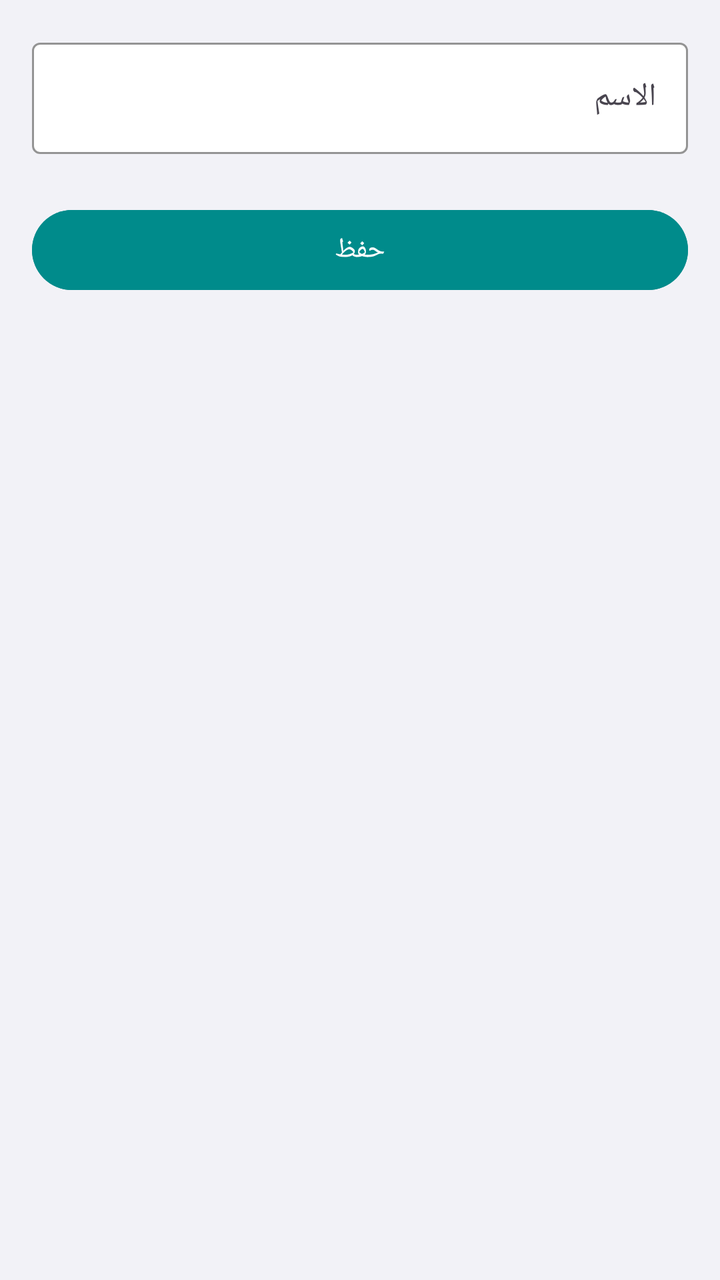
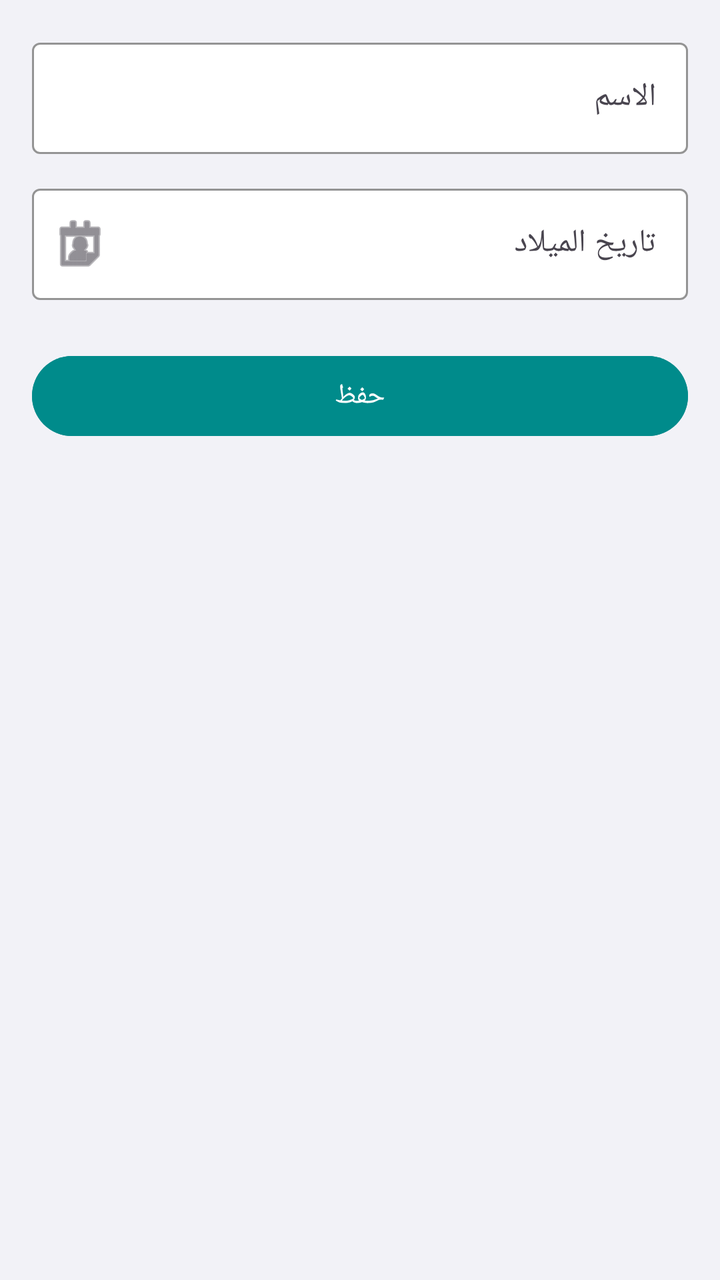

The first picture is an Android layout as it rendered before a commit; the second is the same layout after the commit. The layout source and the unified diff follow.
<!-- AndroidManifest.xml: application theme Theme.DragApp -->
<!-- res/layout/fragment_add_patient.xml -->
<?xml version="1.0" encoding="utf-8"?>
<ScrollView xmlns:android="http://schemas.android.com/apk/res/android"
    xmlns:app="http://schemas.android.com/apk/res-auto"
    android:layout_width="match_parent"
    android:layout_height="match_parent"
    android:fillViewport="true">

    <LinearLayout
        android:layout_width="match_parent"
        android:layout_height="wrap_content"
        android:orientation="vertical"
        android:padding="16dp">

        <com.google.android.material.textfield.TextInputLayout
            android:layout_width="match_parent"
            android:layout_height="wrap_content"
            android:hint="@string/patient_name"
            app:boxBackgroundColor="@color/ios_card"
            app:boxStrokeColor="@color/ios_primary"
            app:hintTextColor="@color/ios_primary">

            <com.google.android.material.textfield.TextInputEditText
                android:id="@+id/patient_name_input"
                android:layout_width="match_parent"
                android:layout_height="wrap_content"
                android:inputType="textPersonName" />
        </com.google.android.material.textfield.TextInputLayout>

        <com.google.android.material.button.MaterialButton
            android:id="@+id/btn_save_patient"
            android:layout_width="match_parent"
            android:layout_height="wrap_content"
            android:layout_marginTop="24dp"
            android:text="@string/save"
            android:backgroundTint="@color/ios_primary"
            android:textColor="@color/white" />
    </LinearLayout>
</ScrollView>
<!-- resources referenced by this layout -->
<resources>
  <color name="ios_card">#FFFFFF</color>
  <color name="ios_primary">#008B8B</color>
  <color name="white">#FFFFFFFF</color>
  <string name="patient_name">الاسم</string>
  <string name="save">حفظ</string>
  <style name="Theme.DragApp" parent="Base.Theme.DragApp" />
  <style name="Base.Theme.DragApp" parent="Theme.Material3.Light.NoActionBar">
          <item name="colorPrimary">@color/ios_primary</item>
          <item name="android:statusBarColor">@color/ios_primary</item>
          <item name="android:navigationBarColor">@color/ios_bg</item>
          <item name="android:windowBackground">@color/ios_bg</item>
      </style>
  <color name="ios_bg">#F2F2F7</color>
</resources>

<!-- the commit's change to res/layout/fragment_add_patient.xml (unified diff, before → after) -->
@@ -26,6 +26,26 @@
                 android:inputType="textPersonName" />
         </com.google.android.material.textfield.TextInputLayout>
 
+        <com.google.android.material.textfield.TextInputLayout
+            android:layout_width="match_parent"
+            android:layout_height="wrap_content"
+            android:layout_marginTop="12dp"
+            android:hint="تاريخ الميلاد"
+            app:boxBackgroundColor="@color/ios_card"
+            app:boxStrokeColor="@color/ios_primary"
+            app:hintTextColor="@color/ios_primary"
+            app:startIconDrawable="@android:drawable/ic_menu_my_calendar">
+
+            <com.google.android.material.textfield.TextInputEditText
+                android:id="@+id/patient_dob_input"
+                android:layout_width="match_parent"
+                android:layout_height="wrap_content"
+                android:clickable="true"
+                android:focusable="false"
+                android:inputType="none"
+                android:textColor="@color/ios_label" />
+        </com.google.android.material.textfield.TextInputLayout>
+
         <com.google.android.material.button.MaterialButton
             android:id="@+id/btn_save_patient"
             android:layout_width="match_parent"
<!-- resource entries referenced after the edit -->
@@ -1,6 +1,7 @@
 <!-- resources referenced by this layout -->
 <resources>
   <color name="ios_card">#FFFFFF</color>
+  <color name="ios_label">#3C3C43</color>
   <color name="ios_primary">#008B8B</color>
   <color name="white">#FFFFFFFF</color>
   <string name="patient_name">الاسم</string>
